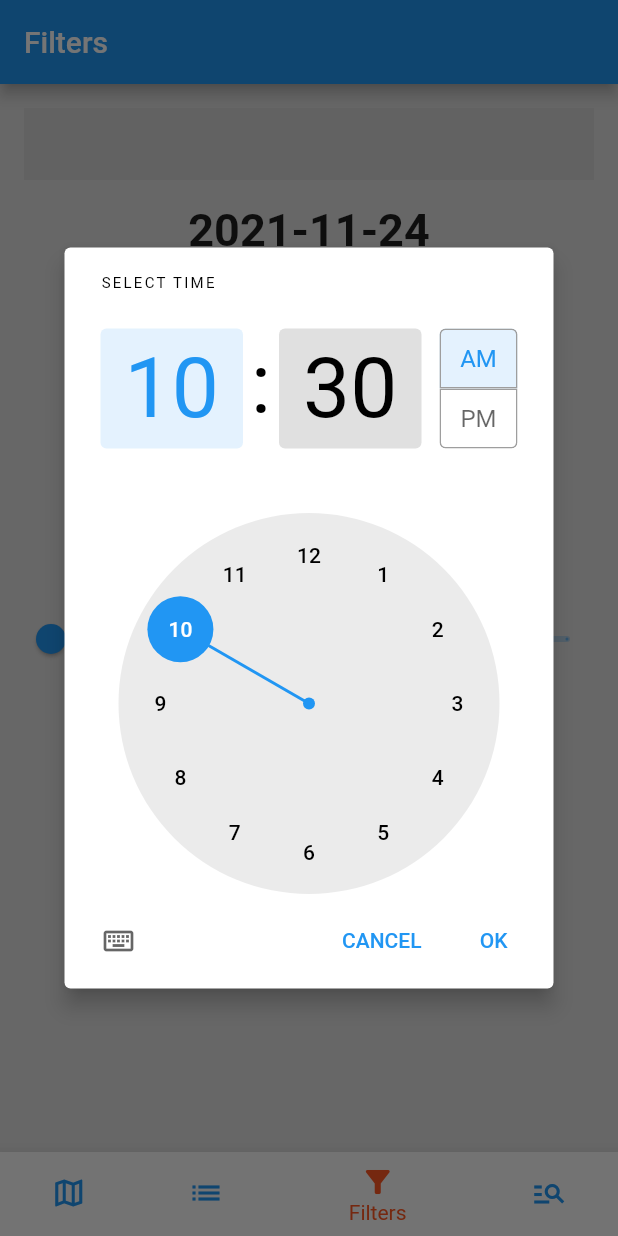
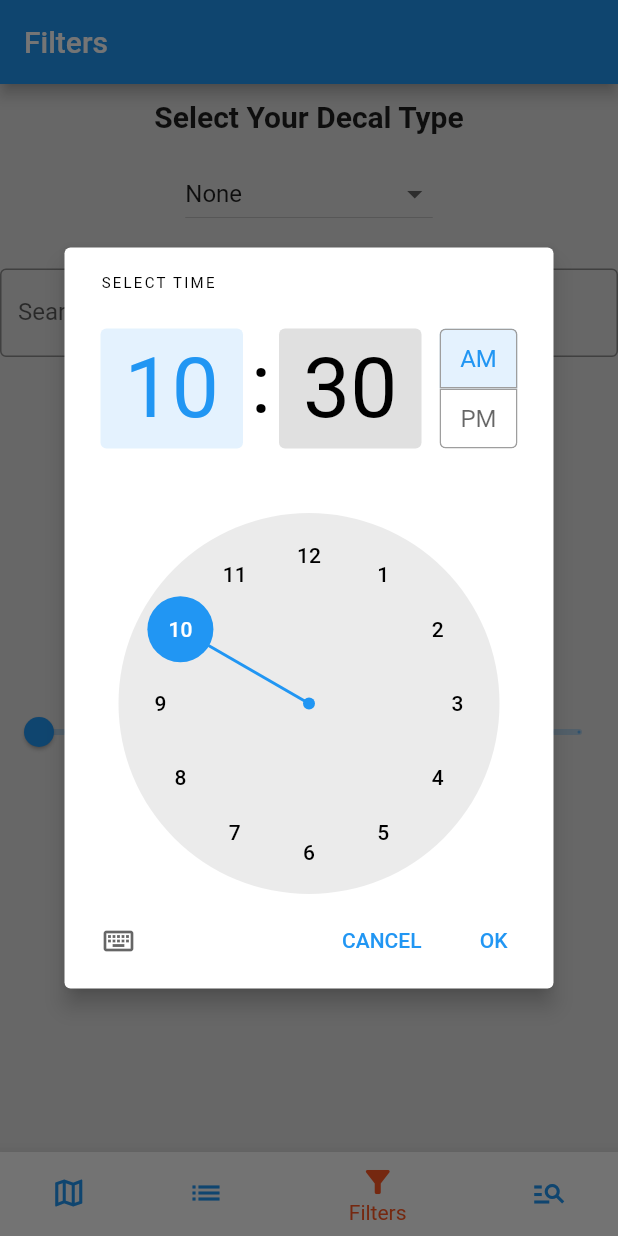
Before and after one commit to emeurrens/ez-park, a Flutter app: the screen it shows after launch, item 3 of the bottom bar chosen, after a tap on "Select Time", on a phone screen of 412 x 824 dp. Run offline on Flutter 3.47's test engine with Material 2 defaults, Android fonts, the phone set to English and light mode, and no system bars; our stand-ins replace geolocator, google_maps_flutter; missing offline and left inert: multiselect_formfield.

Commit message:
Add text search, reset filters functionality and revise Filter Page styling
Update filter_page.dart

```diff
--- a/lib/classes/filtered_parking_locations.dart
+++ b/lib/classes/filtered_parking_locations.dart
@@ -27,11 +27,11 @@ class FilteredParkingLocations {
       this.filteredParkingLocations);
 
   FilteredParkingLocations.defaultFilters(){
-    _setDefaultFilters();
+    setDefaultFilters();
     applyFilters();
   }
 
-  void _setDefaultFilters() {
+  void setDefaultFilters() {
     searchQuery = "";
     timeQuery = TimeOfDay.now();
     dateQuery = DateTime.now();
@@ -65,7 +65,7 @@ class FilteredParkingLocations {
       double remainingProportion = remainingSpots /
           parkingLocation.maxCapacity.toDouble();
 
-      if (!name.contains(searchQuery)) {
+      if (!name.contains(RegExp(searchQuery, caseSensitive: false))) {
         meetsCriteria = false;
       } else if (remainingSpots < remainingSpotsMin) {
         meetsCriteria = false;
@@ -83,8 +83,13 @@ class FilteredParkingLocations {
     });
 
     filteredParkingLocations = newMap;
-    filteredParkingLocations[defaultParkingLocation.name] = defaultParkingLocation;
-    selectedParkingLocation = defaultParkingLocation;
+
+    if(filteredParkingLocations.isEmpty) {
+      filteredParkingLocations[defaultParkingLocation.name] = defaultParkingLocation;
+      selectedParkingLocation = defaultParkingLocation;
+    } else {
+      selectedParkingLocation = filteredParkingLocations[filteredParkingLocations.keys.first]!;
+    }
   }
 
   ParkingLocation selectParkingLocation(String name) {
--- a/lib/pages/filter_page.dart
+++ b/lib/pages/filter_page.dart
@@ -9,18 +9,42 @@ class FilterPage extends StatefulWidget {
 }
 
 class FilterPageState extends State<FilterPage> {
+  final formKey = GlobalKey<FormState>();
   Set<DecalType> _decals = currentParkingLocations.decalQuery;
-  final formKey = GlobalKey<FormState>();
   DateTime _selectedDate = currentParkingLocations.dateQuery;
   double _sliderValue = currentParkingLocations.remainingProportionMin * 100;
   TimeOfDay _selectedTime = currentParkingLocations.timeQuery;
+  String _searchValue = currentParkingLocations.searchQuery;
 
   void _applyFilters() {
+    currentParkingLocations.searchQuery = _searchValue;
     currentParkingLocations.decalQuery = _decals;
     currentParkingLocations.timeQuery = _selectedTime;
     currentParkingLocations.dateQuery = _selectedDate;
     currentParkingLocations.remainingProportionMin = _sliderValue / 100.0;
     currentParkingLocations.applyFilters();
+  }
+
+  void _resetFilters() {
+    currentParkingLocations.setDefaultFilters();
+    currentParkingLocations.applyFilters();
+    _setFiltersFromQuery();
+  }
+
+  void _setFiltersFromQuery() {
+    setState(() {
+      _decals = currentParkingLocations.decalQuery;
+      _selectedDate = currentParkingLocations.dateQuery;
+      _sliderValue = currentParkingLocations.remainingProportionMin * 100;
+      _selectedTime = currentParkingLocations.timeQuery;
+      _searchValue = currentParkingLocations.searchQuery;
+    });
+  }
+
+  @override
+  void initState() {
+    super.initState();
+    _setFiltersFromQuery();
   }
 
   _selectDate(BuildContext context) async {
@@ -57,42 +81,43 @@ class FilterPageState extends State<FilterPage> {
         child: Column(
           mainAxisAlignment: MainAxisAlignment.start,
           children: <Widget>[
+            const SizedBox(
+              height: 10.0,
+            ),
+            const Text(
+              "Select Your Decal Type",
+              style: TextStyle(
+                  fontSize: 20,
+                  fontWeight: FontWeight.bold
+              ),
+            ),
             Container(
               padding: const EdgeInsets.all(16),
-              child: MultiSelectFormField(
-                autovalidate: false,
-                title: const Text("Decals"),
-                dataSource: const [
-                  {"display": "Blue", "value": DecalType.blue},
-                  {"display": "Brown 2", "value": DecalType.brown2},
-                  {"display": "Brown 3", "value": DecalType.brown3},
-                  {"display": "Gold", "value": DecalType.gold},
-                  {"display": "Green", "value": DecalType.green},
-                  {"display": "Medical Resident", "value": DecalType.medResident},
-                  {"display": "Motorcycle/Scooter", "value": DecalType.motorcycleScooter},
-                  {"display": "Orange", "value": DecalType.orange},
-                  {"display": "Park & Ride", "value": DecalType.parkAndRide},
-                  {"display": "Red 1", "value": DecalType.red1},
-                  {"display": "Red 3", "value": DecalType.red3},
-                  {"display": "Shands South", "value": DecalType.shandsSouth},
-                  {"display": "Silver", "value": DecalType.silver},
-                  {"display": "Staff Commuter", "value": DecalType.staffCommuter},
-                  {"display": "Visitor", "value": DecalType.visitor},
-                  {"display": "Disabled Employee", "value": DecalType.disabledEmployee},
-                  {"display": "Disabled Student", "value": DecalType.disabledStudent},
+              child: DropdownButton<DecalType>(
+                value: _decals.isEmpty ? DecalType.none : _decals.first,
+                items: const <DropdownMenuItem<DecalType>> [
+                  DropdownMenuItem<DecalType>(value: DecalType.none, child: Text("None")),
+                  DropdownMenuItem<DecalType>(value: DecalType.blue, child: Text("Blue")),
+                  DropdownMenuItem<DecalType>(value: DecalType.brown2, child: Text("Brown 2")),
+                  DropdownMenuItem<DecalType>(value: DecalType.brown3, child: Text("Brown 3")),
+                  DropdownMenuItem<DecalType>(value: DecalType.gold, child: Text("Gold")),
+                  DropdownMenuItem<DecalType>(value: DecalType.green, child: Text("Green")),
+                  DropdownMenuItem<DecalType>(value: DecalType.medResident, child: Text("Medical Resident")),
+                  DropdownMenuItem<DecalType>(value: DecalType.motorcycleScooter, child: Text("Motorcycle/Scooter")),
+                  DropdownMenuItem<DecalType>(value: DecalType.orange, child: Text("Orange")),
+                  DropdownMenuItem<DecalType>(value: DecalType.parkAndRide, child: Text("Park & Ride")),
+                  DropdownMenuItem<DecalType>(value: DecalType.red1, child: Text("Red 1")),
+                  DropdownMenuItem<DecalType>(value: DecalType.red3, child: Text("Red 3")),
+                  DropdownMenuItem<DecalType>(value: DecalType.shandsSouth, child: Text("Shands South")),
+                  DropdownMenuItem<DecalType>(value: DecalType.silver, child: Text("Silver")),
+                  DropdownMenuItem<DecalType>(value: DecalType.staffCommuter, child: Text("Staff Commuter")),
+                  DropdownMenuItem<DecalType>(value: DecalType.visitor, child: Text("Visitor")),
+                  DropdownMenuItem<DecalType>(value: DecalType.disabledEmployee, child: Text("Disabled Employee")),
+                  DropdownMenuItem<DecalType>(value: DecalType.disabledStudent, child: Text("Disabled Student")),
                 ],
-                textField: "display",
-                valueField: "value",
-                okButtonLabel: "OK",
-                cancelButtonLabel: "CANCEL",
-                hintWidget:
-                    const Text("Choose the decals to filter by"),
-                onSaved: (value) {
+                onChanged: (DecalType? value) {
                   setState(() {
-                    _decals = <DecalType>{};
-                    for(DecalType decal in value){
-                      _decals.add(decal);
-                    }
+                    _decals = <DecalType>{value!};
                   });
                 },
               )
@@ -100,22 +125,38 @@ class FilterPageState extends State<FilterPage> {
             Column(
               mainAxisSize: MainAxisSize.min,
               children: <Widget>[
+                const SizedBox(
+                  height: 10.0,
+                ),
+                TextField(
+                  onChanged: (String value) {
+                    _searchValue = value;
+                  },
+                  decoration: const InputDecoration(
+                      border: OutlineInputBorder(),
+                      labelText: "Search by Name"
+                  ),
+                ),
+                const SizedBox(
+                  height: 10.0,
+                ),
+              ],
+            ),
+            Column(
+              mainAxisSize: MainAxisSize.min,
+              children: <Widget>[
                 Text(
                   "${_selectedDate.toLocal()}".split(' ')[0],
                   style: const TextStyle(
-                      fontSize: 30,
+                      fontSize: 24,
                       fontWeight: FontWeight.bold
                   ),
-                ),
-                const SizedBox(
-                  height: 20.0,
                 ),
                 ElevatedButton(
                   onPressed: () => _selectDate(context),
                   child: const Text(
                     "Select Date",
                     style: TextStyle(
-                        color: Colors.black,
                         fontWeight: FontWeight.bold
                     ),
                   ),
@@ -128,22 +169,18 @@ class FilterPageState extends State<FilterPage> {
                 _selectedTime.format(context),
                 style: const TextStyle(
                   color: Colors.black,
-                  fontSize: 30,
+                  fontSize: 24,
                   fontWeight: FontWeight.bold
                 ),
               ),
             ),
-            Container(
-              padding: const EdgeInsets.all(8),
-              child: ElevatedButton(
+            ElevatedButton(
               onPressed: show,
               child: const Text(
                 "Select Time",
                 style: TextStyle(
-                    color: Colors.black,
                   fontWeight: FontWeight.bold
                 )
-                ),
               ),
             ),
             Container(
@@ -160,32 +197,33 @@ class FilterPageState extends State<FilterPage> {
                 ),
               ),
             ),
-            Container(
-              padding: const EdgeInsets.only(
-                left: 8.0,
-                right: 8.0,
-                top: 0,
-                bottom: 8.0
-              ),
-              child: Slider(
+            Slider(
               value: _sliderValue,
               min: 0,
               max: 100,
-                divisions: 10,
-                label: _sliderValue.round().toString() + "%",
+              divisions: 20,
+              label: "At least " + _sliderValue.round().toString() + "% remaining",
               onChanged: (double value) {
                 setState(() {
                   _sliderValue = value;
                 });
               },
-              )
             ),
-            Container(
-              padding: const EdgeInsets.all(8),
-              child: ElevatedButton(
+            Row(
+              mainAxisAlignment: MainAxisAlignment.spaceEvenly,
+              children: <Widget>[
+                ElevatedButton(
                   child: const Text("Apply"),
                   onPressed: _applyFilters,
+                ),
+                ElevatedButton(
+                  child: const Text("Reset Filters"),
+                  onPressed: _resetFilters,
+                  style: ElevatedButton.styleFrom(
+                    primary: Colors.blueGrey
+                  ),
                 )
+              ]
             )
           ],
         )
```
Lines whose indentation alone changed are shown as unchanged.
